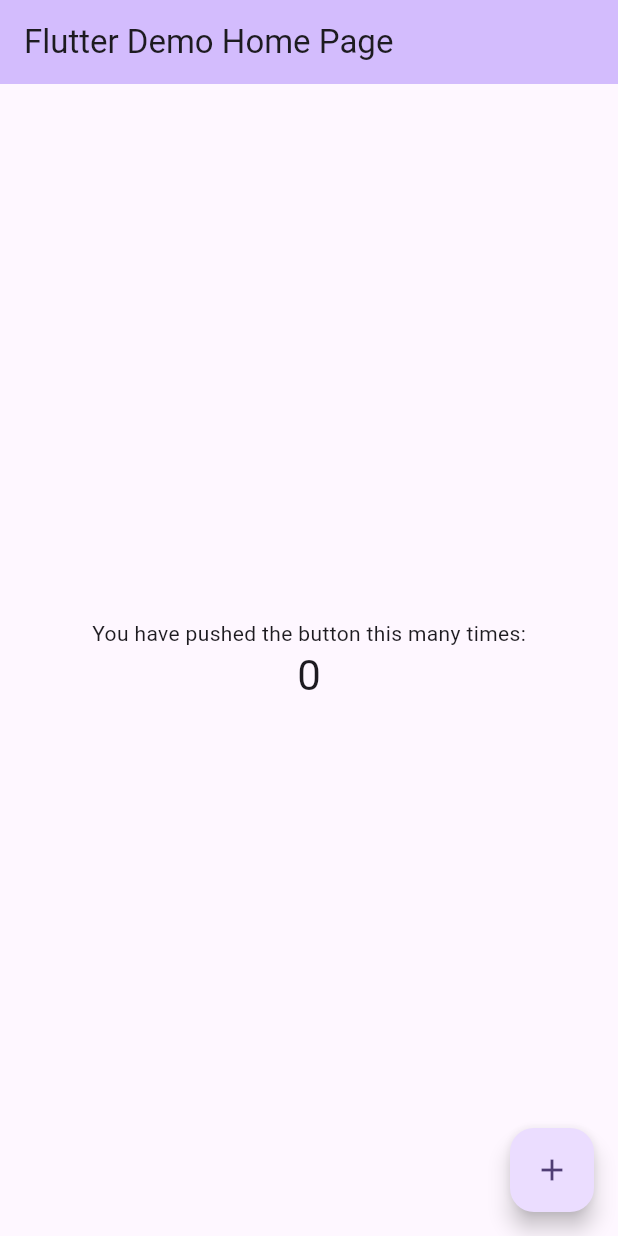
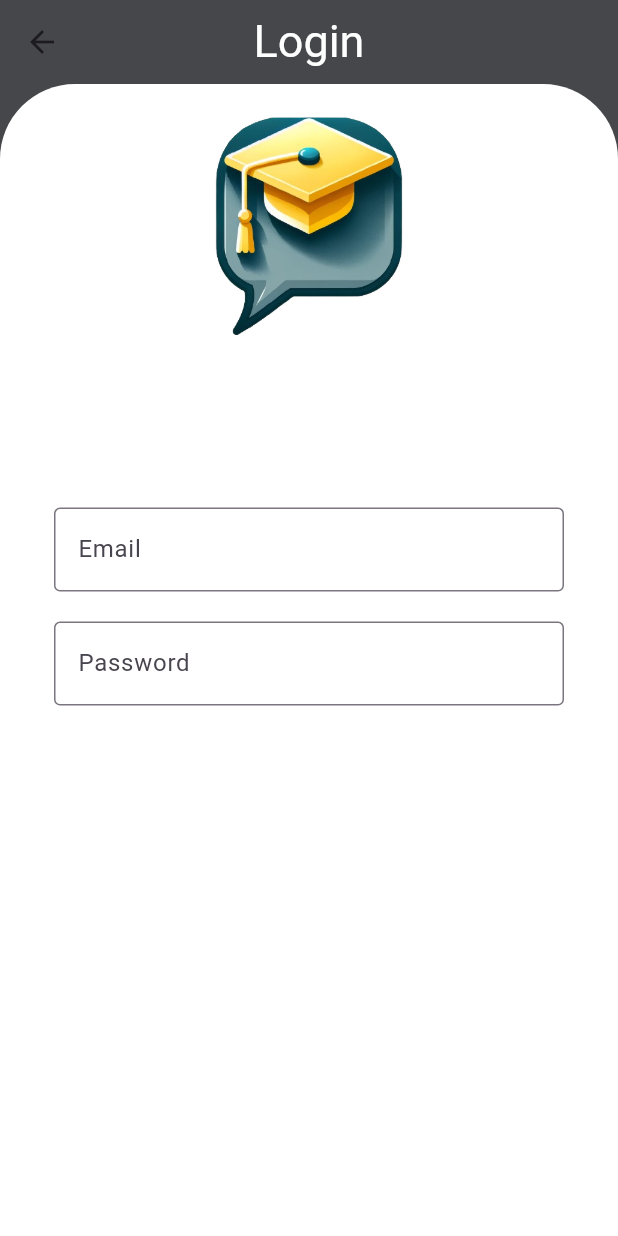
Before and after one commit to Solak-Suleyman/studygether, a Flutter app: the screen it shows after launch, on a phone screen of 412 x 824 dp. Run offline on Flutter 3.47's test engine with Material 3 defaults, Android fonts, the phone set to English and light mode, and no system bars; our stand-ins replace shared_preferences.

Commit message:
frot-end start
implementing welcome page and login page

```diff
--- /dev/null
+++ b/lib/helper/helper_function.dart
@@ -0,0 +1,16 @@
+import 'package:shared_preferences/shared_preferences.dart';
+
+class HelperFunctios {
+//keys
+  static String userLoggedInKey = 'LOGGEDINKEY';
+  static String userNameKey = 'USERNAMEKEY';
+  static String userEmailKey = 'USEREMAILKEY';
+
+//saving the data to sharedpreferences
+
+//getting the data from sharedpreferences
+  static Future<bool?> getUserLoggedInStatus() async {
+    SharedPreferences sf= await SharedPreferences.getInstance();
+    return sf.getBool(userLoggedInKey);
+  }
+}
--- a/lib/main.dart
+++ b/lib/main.dart
@@ -1,125 +1,59 @@
 import 'package:flutter/material.dart';
 
-void main() {
+
+import 'package:studygether/pages/LoginPage.dart';
+
+import 'pages/WelcomePage.dart';
+
+// import 'package:firebase_core/firebase_core.dart';
+// import 'firebase_options.dart';
+
+void main() async {
+
+  // WidgetsFlutterBinding.ensureInitialized();
+  // await Firebase.initializeApp(
+  // options: DefaultFirebaseOptions.currentPlatform,
+  // );
   runApp(const MyApp());
 }
 
-class MyApp extends StatelessWidget {
+class MyApp extends StatefulWidget {
   const MyApp({super.key});
 
+  @override
+  State<MyApp> createState() => _MyAppState();
+}
+
+class _MyAppState extends State<MyApp> {
+  bool _isSignedIn=false;
   // This widget is the root of your application.
+  @override
+  // void initState() {
+  //   super.initState();
+  //   getUserLoggedInStatus();
+  // }
+
+
+  // getUserLoggedInStatus() async {
+  //   await HelperFunctios.getUserLoggedInStatus().then((value) {
+  //     if (value!=null) {
+  //       setState(() {
+  //         _isSignedIn=value;
+  //       });
+  //     }
+  //   });
+  // }
   @override
   Widget build(BuildContext context) {
     return MaterialApp(
       title: 'Flutter Demo',
       theme: ThemeData(
-        // This is the theme of your application.
-        //
-        // TRY THIS: Try running your application with "flutter run". You'll see
-        // the application has a blue toolbar. Then, without quitting the app,
-        // try changing the seedColor in the colorScheme below to Colors.green
-        // and then invoke "hot reload" (save your changes or press the "hot
-        // reload" button in a Flutter-supported IDE, or press "r" if you used
-        // the command line to start the app).
-        //
-        // Notice that the counter didn't reset back to zero; the application
-        // state is not lost during the reload. To reset the state, use hot
-        // restart instead.
-        //
-        // This works for code too, not just values: Most code changes can be
-        // tested with just a hot reload.
         colorScheme: ColorScheme.fromSeed(seedColor: Colors.deepPurple),
         useMaterial3: true,
+
       ),
-      home: const MyHomePage(title: 'Flutter Demo Home Page'),
+      home: _isSignedIn ?  WelcomePage(title: 'Flutter Demo Home Page'):LoginPage(),
+      debugShowCheckedModeBanner: false,
     );
   }
 }
-
-class MyHomePage extends StatefulWidget {
-  const MyHomePage({super.key, required this.title});
-
-  // This widget is the home page of your application. It is stateful, meaning
-  // that it has a State object (defined below) that contains fields that affect
-  // how it looks.
-
-  // This class is the configuration for the state. It holds the values (in this
-  // case the title) provided by the parent (in this case the App widget) and
-  // used by the build method of the State. Fields in a Widget subclass are
-  // always marked "final".
-
-  final String title;
-
-  @override
-  State<MyHomePage> createState() => _MyHomePageState();
-}
-
-class _MyHomePageState extends State<MyHomePage> {
-  int _counter = 0;
-
-  void _incrementCounter() {
-    setState(() {
-      // This call to setState tells the Flutter framework that something has
-      // changed in this State, which causes it to rerun the build method below
-      // so that the display can reflect the updated values. If we changed
-      // _counter without calling setState(), then the build method would not be
-      // called again, and so nothing would appear to happen.
-      _counter++;
-    });
-  }
-
-  @override
-  Widget build(BuildContext context) {
-    // This method is rerun every time setState is called, for instance as done
-    // by the _incrementCounter method above.
-    //
-    // The Flutter framework has been optimized to make rerunning build methods
-    // fast, so that you can just rebuild anything that needs updating rather
-    // than having to individually change instances of widgets.
-    return Scaffold(
-      appBar: AppBar(
-        // TRY THIS: Try changing the color here to a specific color (to
-        // Colors.amber, perhaps?) and trigger a hot reload to see the AppBar
-        // change color while the other colors stay the same.
-        backgroundColor: Theme.of(context).colorScheme.inversePrimary,
-        // Here we take the value from the MyHomePage object that was created by
-        // the App.build method, and use it to set our appbar title.
-        title: Text(widget.title),
-      ),
-      body: Center(
-        // Center is a layout widget. It takes a single child and positions it
-        // in the middle of the parent.
-        child: Column(
-          // Column is also a layout widget. It takes a list of children and
-          // arranges them vertically. By default, it sizes itself to fit its
-          // children horizontally, and tries to be as tall as its parent.
-          //
-          // Column has various properties to control how it sizes itself and
-          // how it positions its children. Here we use mainAxisAlignment to
-          // center the children vertically; the main axis here is the vertical
-          // axis because Columns are vertical (the cross axis would be
-          // horizontal).
-          //
-          // TRY THIS: Invoke "debug painting" (choose the "Toggle Debug Paint"
-          // action in the IDE, or press "p" in the console), to see the
-          // wireframe for each widget.
-          mainAxisAlignment: MainAxisAlignment.center,
-          children: <Widget>[
-            const Text(
-              'You have pushed the button this many times:',
-            ),
-            Text(
-              '$_counter',
-              style: Theme.of(context).textTheme.headlineMedium,
-            ),
-          ],
-        ),
-      ),
-      floatingActionButton: FloatingActionButton(
-        onPressed: _incrementCounter,
-        tooltip: 'Increment',
-        child: const Icon(Icons.add),
-      ), // This trailing comma makes auto-formatting nicer for build methods.
-    );
-  }
-}
--- /dev/null
+++ b/lib/pages/LoginPage.dart
@@ -0,0 +1,65 @@
+import 'package:flutter/material.dart';
+
+class LoginPage extends StatefulWidget {
+  const LoginPage({super.key});
+
+  @override
+  State<LoginPage> createState() => _LoginPageState();
+}
+
+class _LoginPageState extends State<LoginPage> {
+  @override
+  Widget build(BuildContext context) {
+    return Scaffold(
+      backgroundColor: const Color(0xff45474B),
+      appBar: AppBar(
+        backgroundColor: const Color(0xff45474B),
+        leading: IconButton(
+          icon:const  Icon(Icons.arrow_back),
+          onPressed: () {},
+        ),
+        title: const  Text(
+          "Login",
+          style: TextStyle(
+              fontFamily: "roboto", fontSize: 30, color: Colors.white),
+        ),
+        centerTitle: true,
+      ),
+      body: Container(
+        width: MediaQuery.of(context).size.width,
+        decoration: const  BoxDecoration(
+            color: Colors.white,
+            borderRadius: BorderRadius.only(
+                topLeft: Radius.circular(50), topRight: Radius.circular(50))),
+        child: Column(children: <Widget>[
+          Image.asset(
+            "lib/assets/images/image1.png",
+            scale: 2.5,
+          ),
+          SizedBox(height: MediaQuery.of(context).size.height/10,),
+          const SizedBox(
+            width: 340,
+            child: TextField(
+              obscureText: true,
+              decoration: InputDecoration(
+                border: OutlineInputBorder(),
+                labelText: 'Email',
+              ),
+            ),
+          ),
+          const SizedBox(height: 20,),
+          const SizedBox(
+            width: 340,
+            child: TextField(
+              obscureText: true,
+              decoration: InputDecoration(
+                border: OutlineInputBorder(),
+                labelText: 'Password',
+              ),
+            ),
+          ),
+        ]),
+      ),
+    );
+  }
+}
--- a/pubspec.yaml
+++ b/pubspec.yaml
@@ -35,6 +35,7 @@ dependencies:
   # The following adds the Cupertino Icons font to your application.
   # Use with the CupertinoIcons class for iOS style icons.
   cupertino_icons: ^1.0.2
+  shared_preferences: ^2.2.2
 
 dev_dependencies:
   flutter_test:
@@ -59,7 +60,8 @@ flutter:
   uses-material-design: true
 
   # To add assets to your application, add an assets section, like this:
-  # assets:
+  assets:
+      - lib/assets/images/
   #   - images/a_dot_burr.jpeg
   #   - images/a_dot_ham.jpeg
 
```
Also changed, not shown: lib/pages/WelcomePage.dart (added, +76 -0 lines), lib/assets/images/image1.png (added), pubspec.lock, 1 other file.
